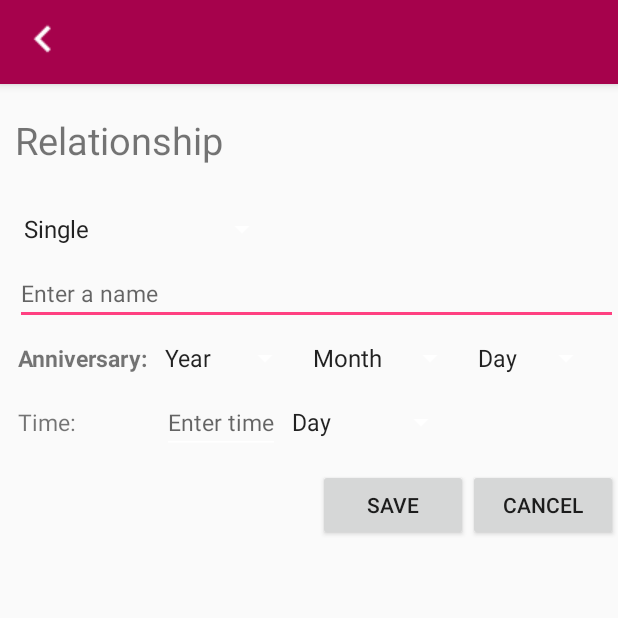
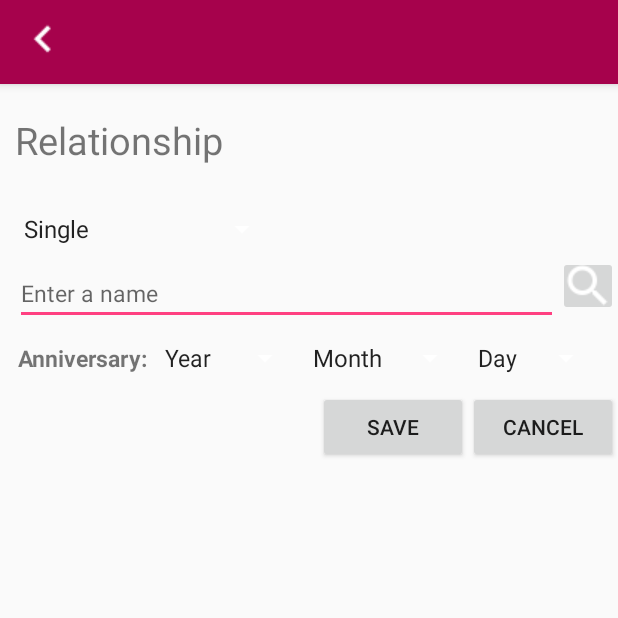
Before and after one commit to ngochung1243/halfoflove, an Android app: the RelationshipActivity screen opened directly, with no data from a screen before it, on a phone screen of 412 x 824 dp, the top half of it. Run offline under Robolectric (Android 15) with nearby library versions, the phone set to English and light mode, and no system bars; 1 statement that could not run was skipped.

Commit message:
Update: Fix 4 7 18 22 23 24

```diff
--- a/app/src/main/java/launamgoc/halfoflove/activity/NewFeedTabActivity.java
+++ b/app/src/main/java/launamgoc/halfoflove/activity/NewFeedTabActivity.java
@@ -59,7 +59,7 @@ public class NewFeedTabActivity extends Activity {
                         User targetUser = MyBundle.mUserBusiness.allEvents.get(i).user;
                         AppEvent targetEvent = MyBundle.mUserBusiness.allEvents.get(i).event;
                         adapter.addItem(listView.size(),
-                                new NewFeedElement(targetUser.photo_url, targetUser.fullname, targetEvent.post_time, targetEvent.description, targetEvent.photo_url, listView.size()));
+                                new NewFeedElement(targetUser.photo_url, targetUser.fullname, targetEvent.start_time, targetEvent.end_time, targetEvent.description, targetEvent.photo_url, listView.size()));
                     }
                 }
             }
--- a/app/src/main/java/launamgoc/halfoflove/activity/RelationshipActivity.java
+++ b/app/src/main/java/launamgoc/halfoflove/activity/RelationshipActivity.java
@@ -17,15 +17,8 @@ public class RelationshipActivity extends AppCompatActivity {
 
     String spnRelationship[]={
             "Single",
-            "In a relationship",
-            "Divorced"};
+            "In a relationship"};
 
-    String spnTime[]={
-            "Day",
-            "Month",
-            "Year",
-            "Forever"
-    };
 
     String spnYear[]={
             "Year",
@@ -83,16 +76,6 @@ public class RelationshipActivity extends AppCompatActivity {
         spinRelationship.setAdapter(adapterRelationship);
         spinRelationship.setOnItemSelectedListener(new MyProcessEvent());
 
-        ArrayAdapter<String> adapterTime=new ArrayAdapter<String>
-                (
-                        this,
-                        android.R.layout.simple_spinner_item,
-                        spnTime
-                );
-        adapterTime.setDropDownViewResource
-                (android.R.layout.simple_list_item_single_choice);
-        spinTime.setAdapter(adapterTime);
-        spinTime.setOnItemSelectedListener(new MyProcessEvent());
 
         ArrayAdapter<String> adapterYear=new ArrayAdapter<String>
                 (
--- a/app/src/main/res/layout/activity_relationship.xml
+++ b/app/src/main/res/layout/activity_relationship.xml
@@ -21,13 +21,29 @@
         android:layout_height="wrap_content">
     </Spinner>
 
-    <EditText
-        android:layout_marginLeft="10dp"
-        android:layout_marginTop="10dp"
+    <LinearLayout
         android:layout_width="match_parent"
         android:layout_height="wrap_content"
-        android:textSize="15dp"
-        android:hint="Enter a name" />
+        android:orientation="horizontal"
+        android:layout_gravity="center">
+
+        <EditText
+            android:layout_marginLeft="10dp"
+            android:layout_marginTop="10dp"
+            android:layout_width="0dp"
+            android:layout_weight="1"
+            android:layout_height="wrap_content"
+            android:textSize="15dp"
+            android:hint="Enter a name" />
+
+        <ImageButton
+            android:id="@+id/btnSeachName"
+            android:layout_width="40dp"
+            android:layout_height="40dp"
+            android:src="@drawable/ic_search"
+            android:layout_gravity="center"/>
+
+    </LinearLayout>
 
     <LinearLayout
         android:layout_width="match_parent"
@@ -67,37 +83,6 @@
     <LinearLayout
         android:layout_width="match_parent"
         android:layout_height="wrap_content"
-        android:layout_marginTop="10dp"
-        android:orientation="horizontal">
-
-        <TextView
-            android:layout_marginLeft="12dp"
-            android:layout_width="wrap_content"
-            android:layout_height="wrap_content"
-            android:textSize="15dp"
-            android:text="Time: "
-            />
-
-        <EditText
-            android:inputType="number"
-            android:layout_marginLeft="53dp"
-            android:layout_width="wrap_content"
-            android:layout_height="wrap_content"
-            android:hint="Enter time"
-            android:textSize="15dp"/>
-
-        <Spinner
-            android:id="@+id/spnTime"
-            android:layout_gravity="center"
-            android:layout_width="wrap_content"
-            android:layout_height="wrap_content">
-        </Spinner>
-    </LinearLayout>
-
-
-    <LinearLayout
-        android:layout_width="match_parent"
-        android:layout_height="wrap_content"
         android:orientation="horizontal"
         android:layout_marginLeft="10dp"
         android:gravity="right"
```
Also changed, not shown: app/src/main/AndroidManifest.xml (+13 -7 lines), app/src/main/java/launamgoc/halfoflove/adapter/NewFeedAdapter.java (+6 -3 lines), app/src/main/java/launamgoc/halfoflove/model/NewFeedElement.java (+11 -5 lines), app/src/main/res/layout/activity_friend_timeline.xml (+0 -10 lines), app/src/main/res/layout/activity_timeline.xml (+7 -7 lines), app/src/main/res/layout/cardview_newfeed.xml (+9 -1 lines).
